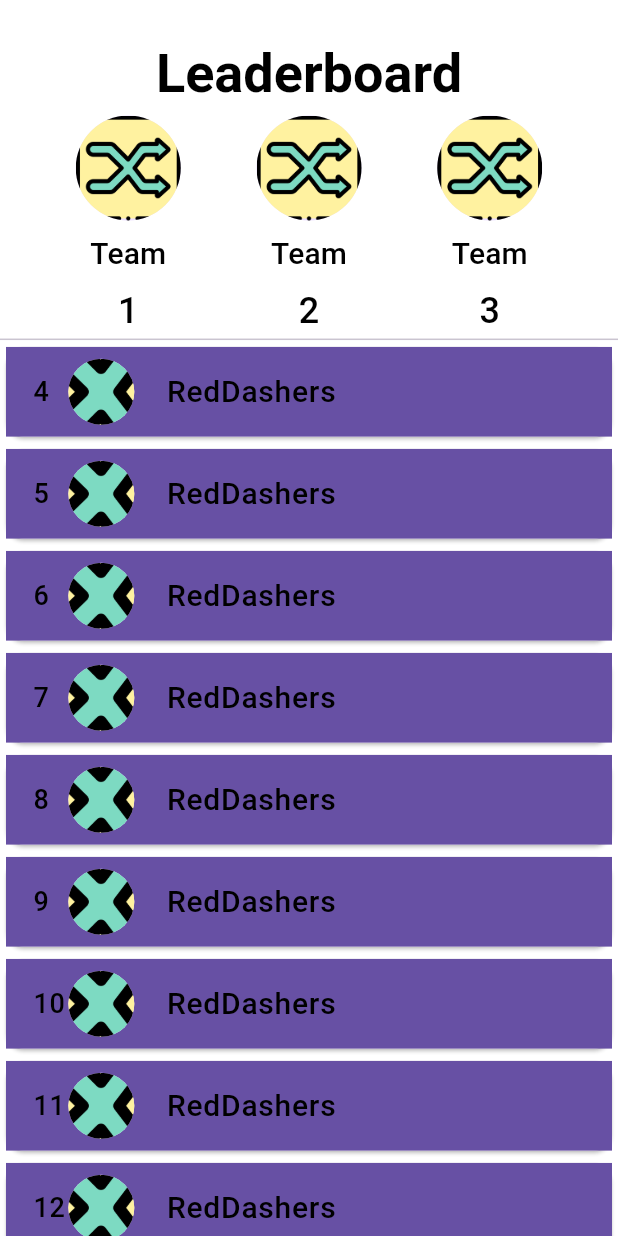
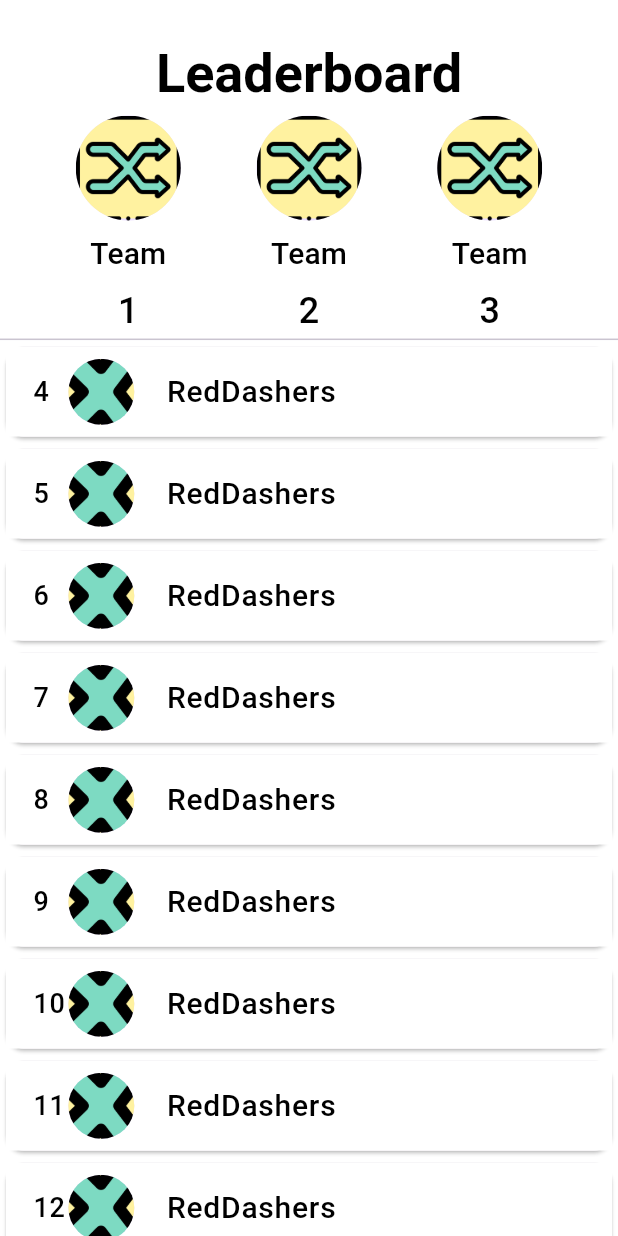
Before and after one commit to InsaneH4/stride_squad, a Flutter app: the Leaderboard screen opened directly, on a phone screen of 412 x 824 dp. Run offline on Flutter 3.47's test engine with Material 2 defaults, Android fonts, the phone set to English and light mode, and no system bars; our stand-ins replace firebase_core, pedometer, permission_handler, shared_preferences; missing offline and left inert: activity_ring; accounts and stored records are empty.

Commit message:
Changed List Tile color to white

```diff
--- a/lib/screens/leaderboard.dart
+++ b/lib/screens/leaderboard.dart
@@ -106,7 +106,7 @@ class _LeaderboardState extends State<Leaderboard> {
               scrollDirection: Axis.vertical,
               itemBuilder: (context, index) => Card(
                   child: ListTile(
-                    tileColor: Theme.of(context).primaryColor,
+                    tileColor: Colors.white,
                     //shape:Border.all(width: 0.5),
                     trailing: Transform(
                       transform: Matrix4.translationValues(-160, 0.0, 0.0),
```
